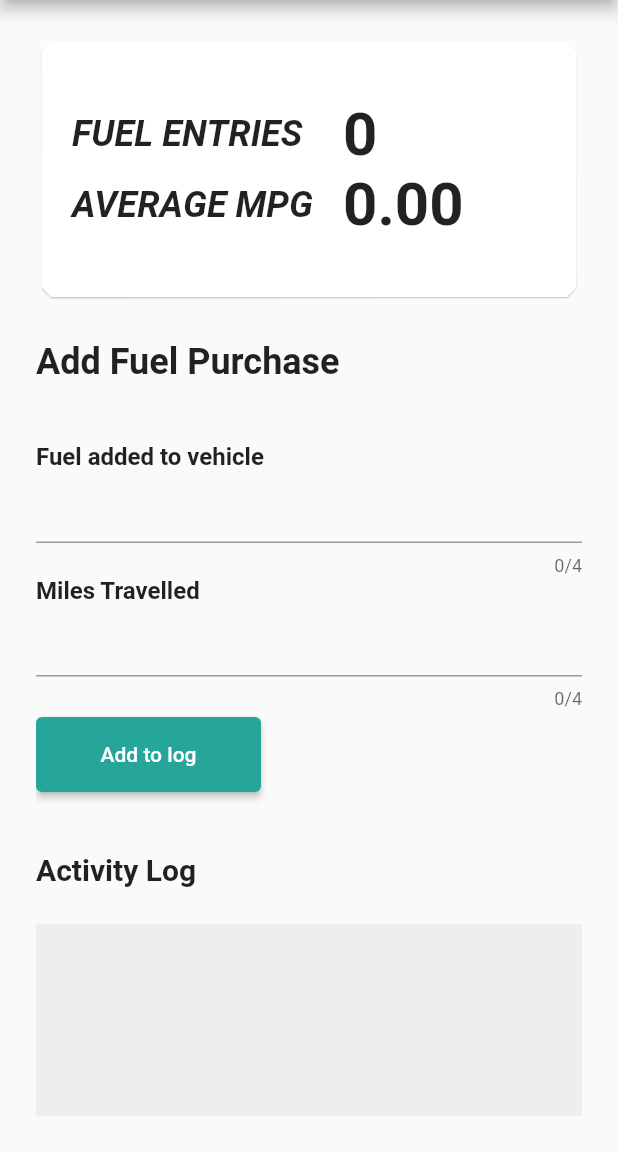
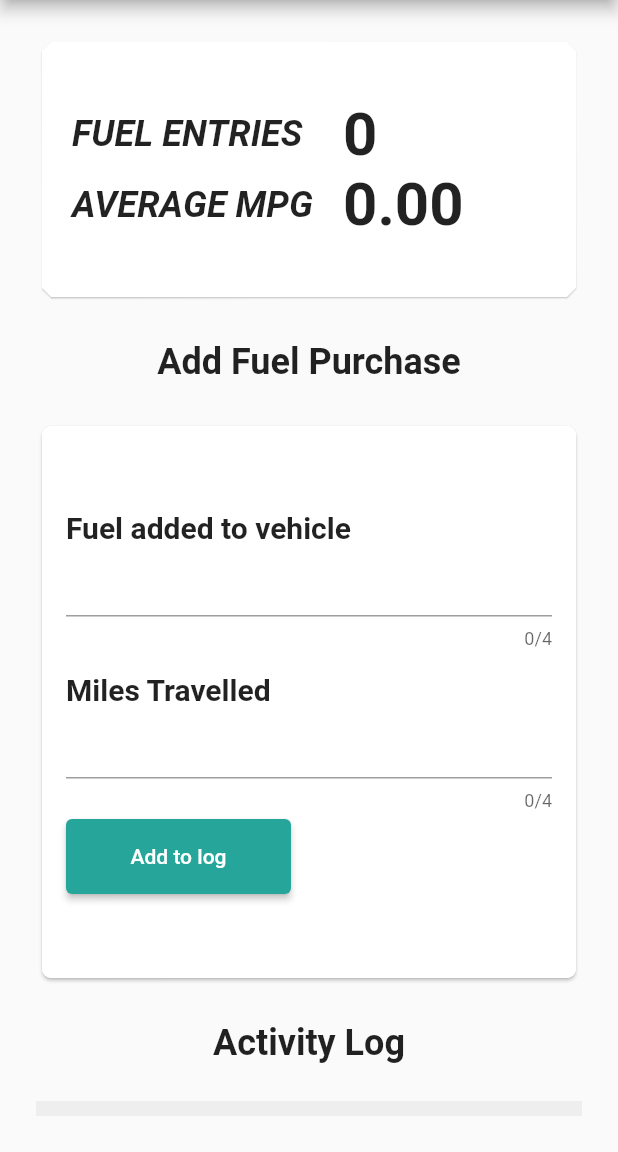
Before and after one commit to Toumari/fuel_calculator, a Flutter app: the screen it shows after launch, on a phone screen of 412 x 824 dp, the part 84-1236 px from its top. Run offline on Flutter 3.47's test engine with Material 2 defaults, Android fonts, the phone set to English and light mode, and no system bars; our stand-ins replace hive, hive_flutter; accounts and stored records are empty.

Commit message:
improved UI, removed unwanted code

```diff
--- a/lib/main_fuel_page.dart
+++ b/lib/main_fuel_page.dart
@@ -93,7 +93,33 @@ class _MainFuelPageState extends State<MainFuelPage> {
                   const SizedBox(
                     height: 25,
                   ),
-                  DataEntry(),
+                  Center(
+                    child: const Text(
+                      "Add Fuel Purchase",
+                      style: TextStyle(
+                        fontSize: 24,
+                        fontWeight: FontWeight.bold,
+                      ),
+                    ),
+                  ),
+                  SizedBox(
+                    height: 25,
+                  ),
+                  Card(
+                      shape: RoundedRectangleBorder(
+                          side: BorderSide(color: Colors.white70, width: 1),
+                          borderRadius: BorderRadius.circular(6)),
+                      child: DataEntry()),
+                  SizedBox(
+                    height: 25.0,
+                  ),
+                  Center(
+                    child: const Text(
+                      "Activity Log",
+                      style:
+                          TextStyle(fontSize: 24, fontWeight: FontWeight.bold),
+                    ),
+                  ),
                   const SizedBox(height: 25),
                   Container(
                     color: Colors.grey.shade200,
@@ -153,23 +179,18 @@ class _MainFuelPageState extends State<MainFuelPage> {
   }
 
   // ignore: non_constant_identifier_names
-  Column DataEntry() {
-    return Column(
+  Padding DataEntry() {
+    return Padding(
+      padding: EdgeInsets.all(16.0),
+      child: Column(
         crossAxisAlignment: CrossAxisAlignment.start,
         children: [
-        const Text(
-          "Add Fuel Purchase",
-          style: TextStyle(
-            fontSize: 24,
-            fontWeight: FontWeight.bold,
-          ),
-        ),
           const SizedBox(
             height: 40,
           ),
           const Text(
             'Fuel added to vehicle',
-          style: TextStyle(fontSize: 16.0, fontWeight: FontWeight.bold),
+            style: TextStyle(fontSize: 20.0, fontWeight: FontWeight.bold),
           ),
           Center(
               child: TextField(
@@ -178,9 +199,12 @@ class _MainFuelPageState extends State<MainFuelPage> {
             keyboardType: TextInputType.number,
             style: const TextStyle(fontSize: 16),
           )),
+          SizedBox(
+            height: 15,
+          ),
           const Text(
             'Miles Travelled',
-          style: TextStyle(fontSize: 16.0, fontWeight: FontWeight.bold),
+            style: TextStyle(fontSize: 20.0, fontWeight: FontWeight.bold),
           ),
           Center(
               child: TextField(
@@ -230,11 +254,8 @@ class _MainFuelPageState extends State<MainFuelPage> {
           const SizedBox(
             height: 40,
           ),
-        const Text(
-          "Activity Log",
-          style: TextStyle(fontSize: 20, fontWeight: FontWeight.bold),
+        ],
       ),
-      ],
     );
   }
 
```
Also changed, not shown: lib/pages/about_page.dart (added, +50 -0 lines), lib/widgets/drawer_widget.dart (+13 -4 lines). Lines whose indentation alone changed are shown as unchanged.
